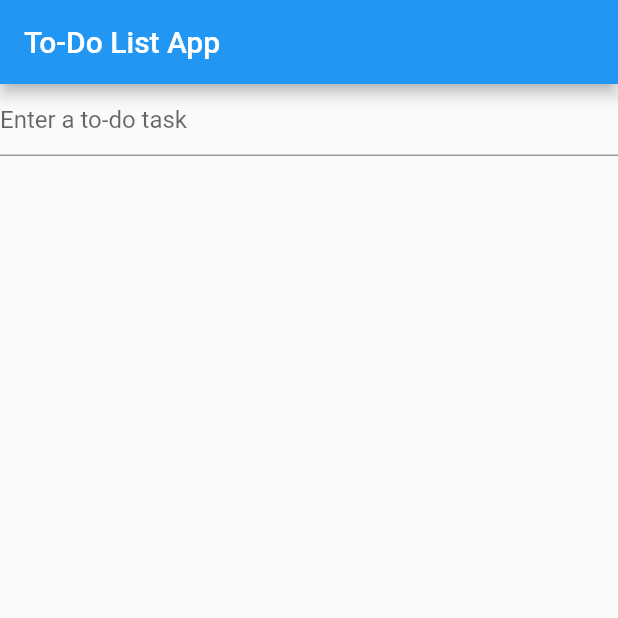
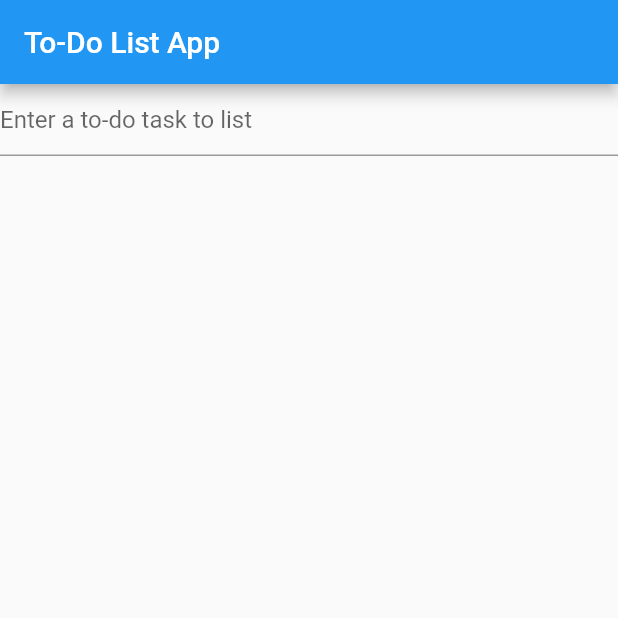
Before and after one commit to sulkhan10/first_project_flutter, a Flutter app: the screen it shows after launch, on a phone screen of 412 x 824 dp, the top half of it. Run offline on Flutter 3.47's test engine with Material 2 defaults, Android fonts, the phone set to English and light mode, and no system bars.

Commit message:
minor change

```diff
--- a/lib/main.dart
+++ b/lib/main.dart
@@ -50,7 +50,7 @@
             }
           },
           decoration: InputDecoration(
-            hintText: 'Enter a to-do task',
+            hintText: 'Enter a to-do task to list',
           ),
         ),
         Expanded(
```
